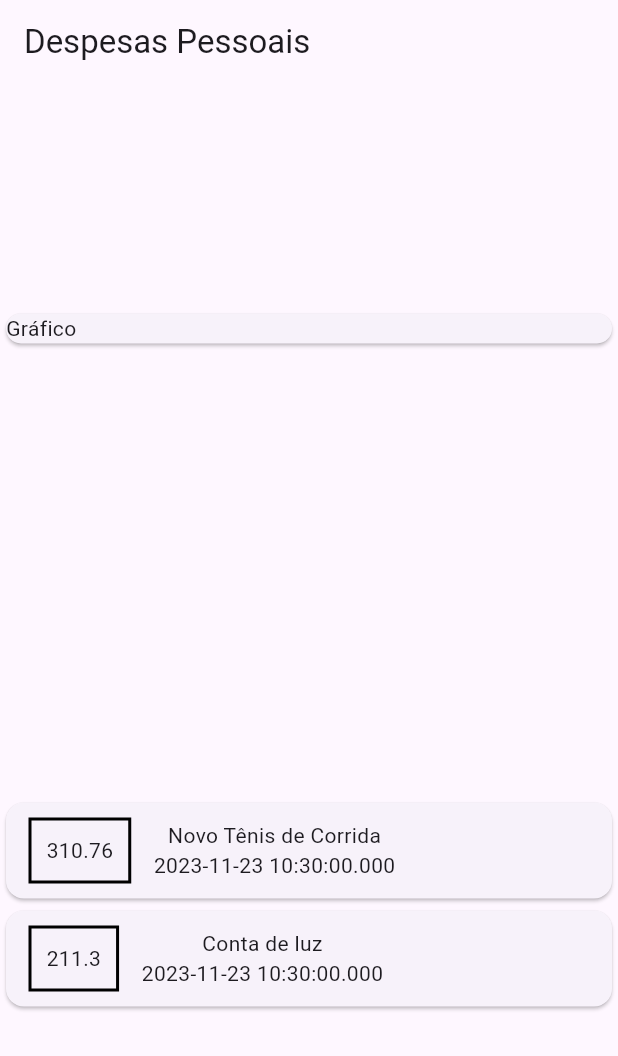
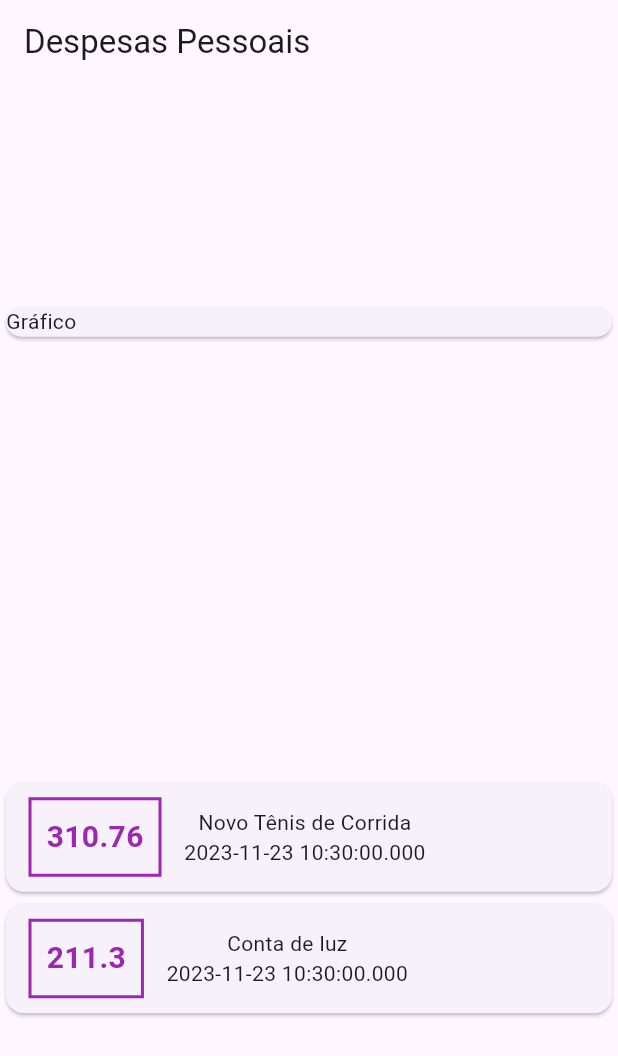
Before and after one commit to GoedertDalmolin/expenses, a Flutter app: the screen it shows after launch, on a phone screen of 412 x 824 dp. Shown: the top 1056 px of the screen. Run offline on Flutter 3.47's test engine with Material 3 defaults, Android fonts, the phone set to English and light mode, and no system bars.

Commit message:
Added styles to text inside the transactions widget.

```diff
--- a/lib/main.dart
+++ b/lib/main.dart
@@ -53,13 +53,18 @@ class MyHomePage extends StatelessWidget {
                     Container(
                       decoration: BoxDecoration(
                         border: Border.all(
-                          color: Colors.black,
+                          color: Colors.purple,
                           width: 2
                         )
                       ),
                       margin: EdgeInsets.symmetric(horizontal: 15, vertical: 10),
                       padding: EdgeInsets.all(10),
-                      child: Text(tr.value.toString()),
+                      child: Text(tr.value.toString(),
+                      style: TextStyle(
+                        fontWeight:FontWeight.bold,
+                        fontSize: 20,
+                        color: Colors.purple
+                      ),),
                     ),
                     Column(
                       children: [
```
